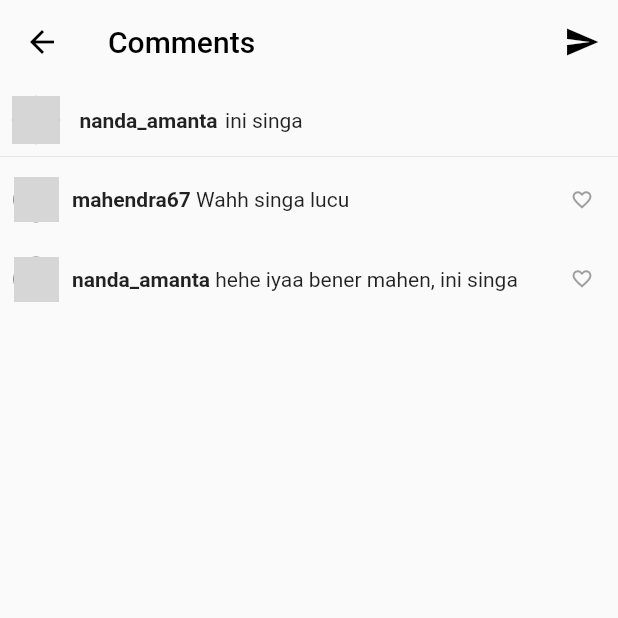
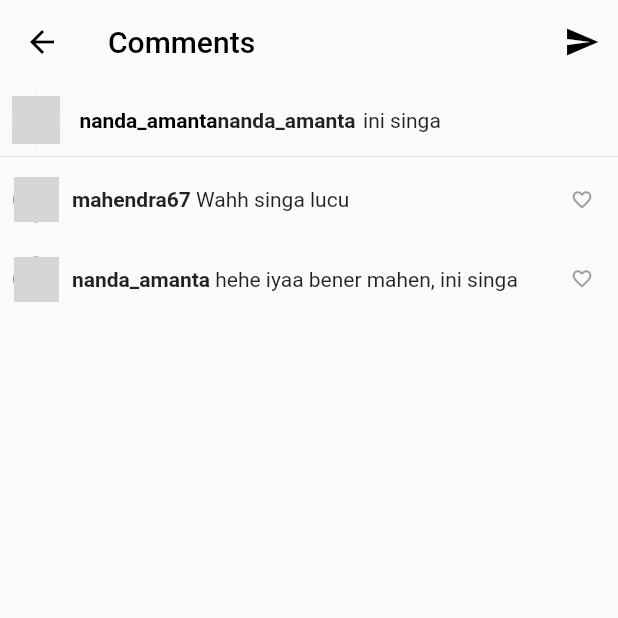
Before and after one commit to NandaAmanta/mini_instagram, a Flutter app: the screen it shows after launch, after a tap on the "chat bubble outline" icon, on a phone screen of 412 x 824 dp, the top half of it. Run offline on Flutter 3.47's test engine with Material 2 defaults, Android fonts, the light colour scheme and no system bars; our stand-ins replace equatable; missing offline and left inert: dart:ffi; network calls fail; grey boxes are pictures that could not be loaded.

Commit message:
Update comment_widget.dart

```diff
--- a/lib/widget/comment_widget.dart
+++ b/lib/widget/comment_widget.dart
@@ -52,6 +52,10 @@ class _CommentWidgetState extends State<CommentWidget> {
                 SizedBox(
                   width: 5,
                 ),
+                RichText(text:TextSpan(
+                  text:post.username,
+                  style: TextStyle(fontWeight: FontWeight.bold,color: Colors.black),))
+                ,
                 Text(
                   post.username,
                   style: TextStyle(fontWeight: FontWeight.bold),
```
